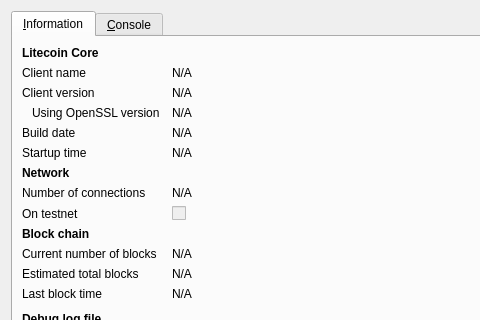
Before: the Qt Designer form src/qt/forms/rpcconsole.ui in moosehacker/TossCoin, drawn with Qt 5; both pictures show x 0 to 480 and y 0 to 320 of the 740 by 450 pixel window.
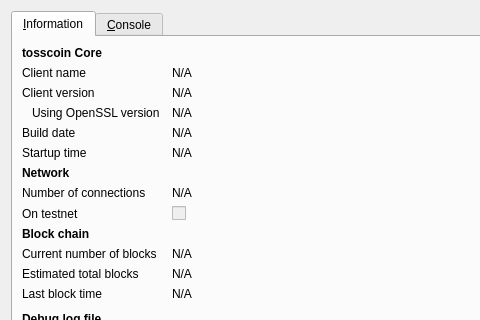
After: the same form once the commit is applied. Icons and pictures are not drawn.

```diff
--- a/src/qt/forms/rpcconsole.ui
+++ b/src/qt/forms/rpcconsole.ui
@@ -36,7 +36,7 @@
           </font>
          </property>
          <property name="text">
-          <string>Litecoin Core</string>
+          <string>tosscoin Core</string>
          </property>
         </widget>
        </item>
```
Left out of the diff: 6 changed lines with no effect on the pictures.
